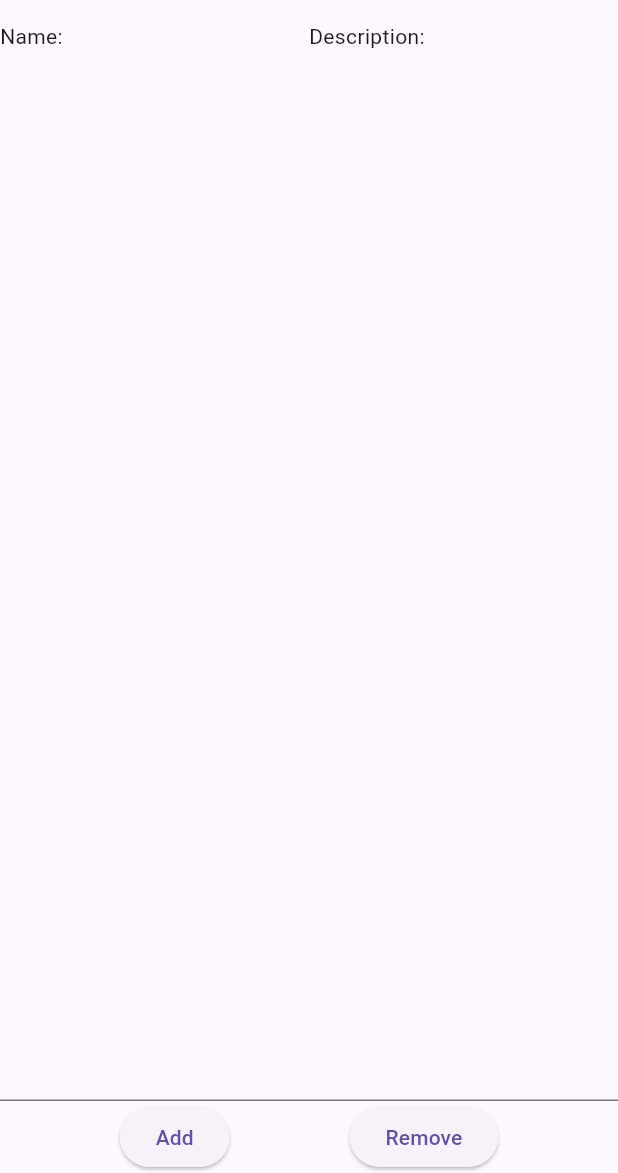
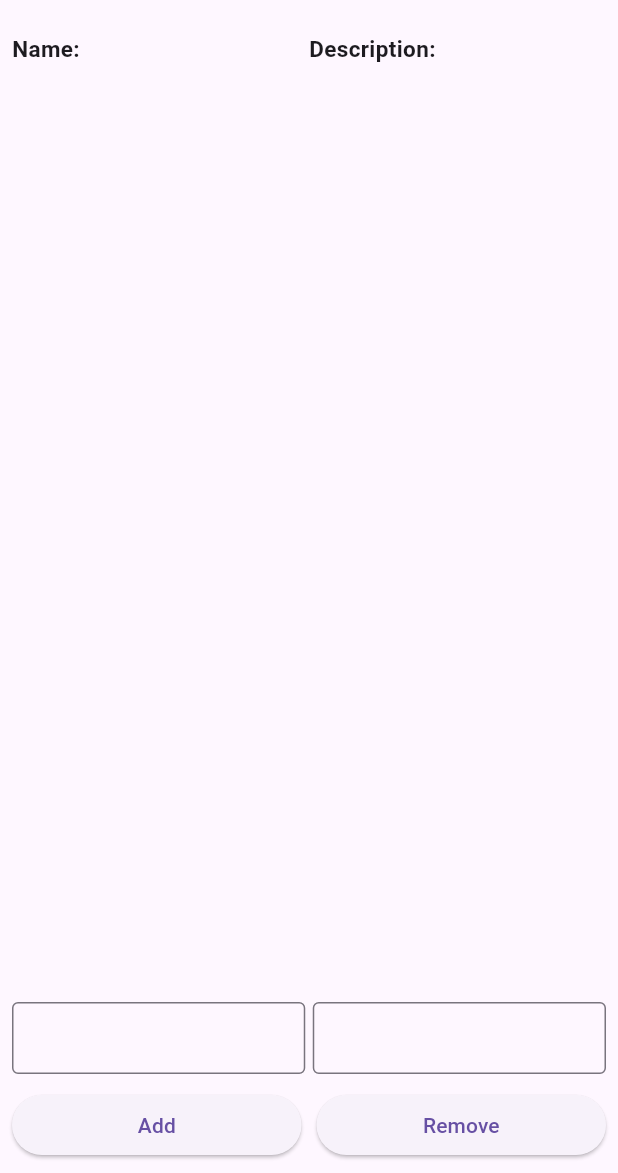
Before and after one commit to milan-zezelj-greenstate/riverpod_poc, a Flutter app: the screen it shows after launch, after a tap on "Add", on a phone screen of 412 x 824 dp, the part 63-1236 px from its top. Run offline on Flutter 3.47's test engine with Material 3 defaults, Android fonts, the phone set to English and light mode, and no system bars; our stand-ins replace flutter_riverpod, freezed_annotation, riverpod_annotation; generated files the repository leaves out were written again.

Commit message:
Improved UI

```diff
--- a/lib/screens/home_screen.dart
+++ b/lib/screens/home_screen.dart
@@ -1,4 +1,5 @@
 import 'package:flutter/material.dart';
+import 'package:flutter/widgets.dart';
 import 'package:flutter_riverpod/flutter_riverpod.dart';
 import 'package:riverpod_poc/models/item_model.dart';
 
@@ -16,6 +17,8 @@ class HomeScreen extends ConsumerWidget {
         title: Text("Riverpod POC"),
       ),
       body: SafeArea(
+        child: Padding(
+          padding: const EdgeInsets.all(8.0),
           child: Center(
             child: Column(
               children: [
@@ -27,7 +30,11 @@ class HomeScreen extends ConsumerWidget {
                         Expanded(
                           child: Row(
                             children: [
-                            Text("Name: "),
+                              Text(
+                                "Name: ",
+                                style: TextStyle(
+                                    fontWeight: FontWeight.bold, fontSize: 15),
+                              ),
                               Text(items[index].name),
                             ],
                           ),
@@ -35,8 +42,14 @@ class HomeScreen extends ConsumerWidget {
                         Expanded(
                           child: Row(
                             children: [
-                            Text("Description: "),
-                            Text(items[index].description),
+                              Text(
+                                "Description: ",
+                                style: TextStyle(
+                                    fontWeight: FontWeight.bold, fontSize: 15),
+                              ),
+                              Text(
+                                items[index].description,
+                              ),
                             ],
                           ),
                         ),
@@ -49,19 +62,29 @@ class HomeScreen extends ConsumerWidget {
                     Expanded(
                       child: TextFormField(
                         controller: _nameController,
+                        decoration: InputDecoration(
+                          contentPadding: EdgeInsets.all(10),
+                          border: OutlineInputBorder(),
                         ),
                       ),
+                    ),
+                    SizedBox(width: 5),
                     Expanded(
                       child: TextFormField(
                         controller: _descriptionController,
+                        decoration: InputDecoration(
+                          contentPadding: EdgeInsets.all(10),
+                          border: OutlineInputBorder(),
+                        ),
                       ),
                     ),
                   ],
                 ),
+                SizedBox(height: 10),
                 Row(
-                mainAxisAlignment: MainAxisAlignment.spaceEvenly,
                   children: [
-                  ElevatedButton(
+                    Expanded(
+                      child: ElevatedButton(
                         onPressed: () {
                           ref.read(itemsProvider.notifier).addItem(Item(
                               name: _nameController.text,
@@ -69,7 +92,10 @@ class HomeScreen extends ConsumerWidget {
                         },
                         child: Text("Add"),
                       ),
-                  ElevatedButton(
+                    ),
+                    SizedBox(width: 10),
+                    Expanded(
+                      child: ElevatedButton(
                         onPressed: () {
                           ref
                               .read(itemsProvider.notifier)
@@ -77,12 +103,14 @@ class HomeScreen extends ConsumerWidget {
                         },
                         child: Text("Remove"),
                       ),
+                    ),
                   ],
                 ),
               ],
             ),
           ),
         ),
+      ),
     );
   }
 }
```
Lines whose indentation alone changed are shown as unchanged.
